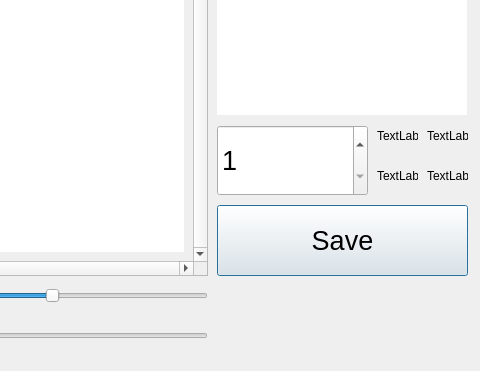
Above: dialog.ui from Chia-ChunHsu/NewCapture before the change; both pictures show x 503 to 983 and y 145 to 516 of the 983 by 516 pixel window. Below: the same form after it.
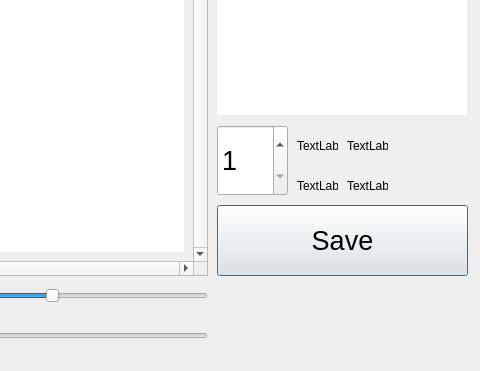
That is the form after the change.

Patch:
```diff
--- a/dialog.ui
+++ b/dialog.ui
@@ -34,7 +34,7 @@
     <rect>
      <x>720</x>
      <y>270</y>
-     <width>151</width>
+     <width>71</width>
      <height>71</height>
     </rect>
    </property>
@@ -121,8 +121,8 @@
   <widget class="QLabel" name="label1">
    <property name="geometry">
     <rect>
-     <x>880</x>
-     <y>270</y>
+     <x>800</x>
+     <y>280</y>
      <width>41</width>
      <height>21</height>
     </rect>
@@ -134,8 +134,8 @@
   <widget class="QLabel" name="label2">
    <property name="geometry">
     <rect>
-     <x>930</x>
-     <y>270</y>
+     <x>850</x>
+     <y>280</y>
      <width>41</width>
      <height>21</height>
     </rect>
@@ -147,8 +147,8 @@
   <widget class="QLabel" name="label3">
    <property name="geometry">
     <rect>
-     <x>880</x>
-     <y>310</y>
+     <x>800</x>
+     <y>320</y>
      <width>41</width>
      <height>21</height>
     </rect>
@@ -160,8 +160,8 @@
   <widget class="QLabel" name="label4">
    <property name="geometry">
     <rect>
-     <x>930</x>
-     <y>310</y>
+     <x>850</x>
+     <y>320</y>
      <width>41</width>
      <height>21</height>
     </rect>
```
